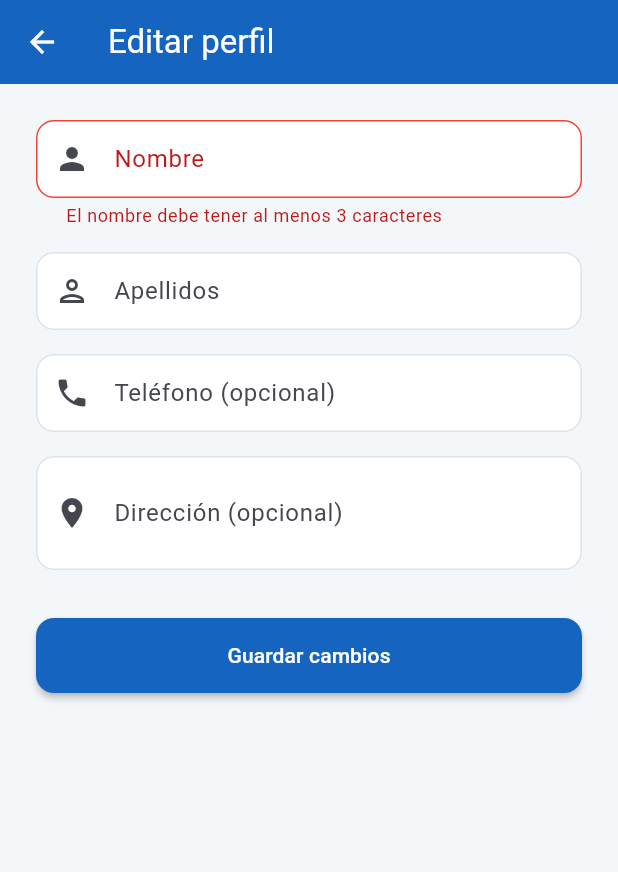
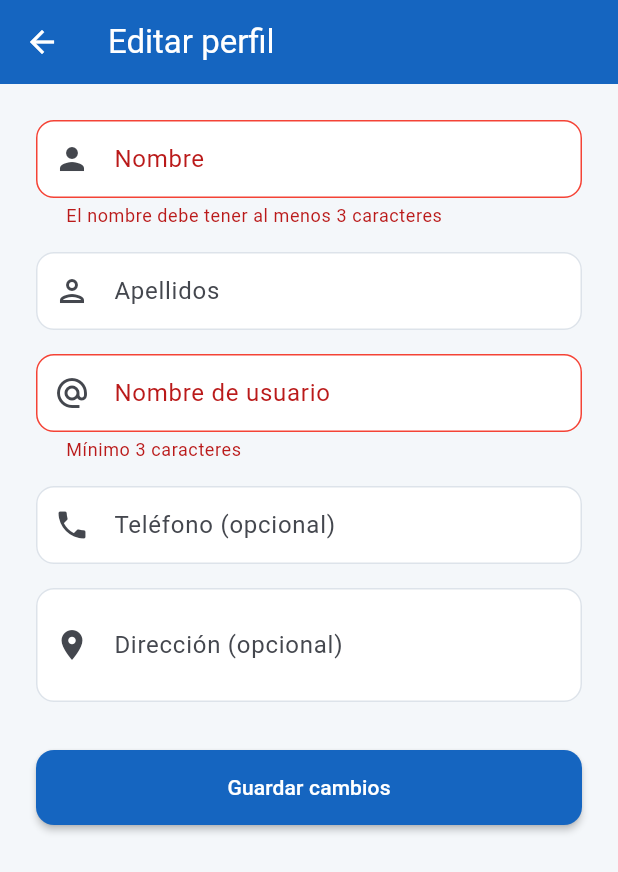
Before and after one commit to sergiogaray444/fluxshop-ecommerce-flutter, a Flutter app: the EditProfileScreen screen opened by its route, after a tap on "Guardar cambios", on a phone screen of 412 x 824 dp. Shown: the top 872 px of the screen. Run offline on Flutter 3.47's test engine with Material 3 defaults, Android fonts, the phone set to English and light mode, and no system bars; our stand-ins replace dio, shared_preferences; accounts and stored records are empty.

Commit message:
fix: 3 gaps vs requisitos del profesor
- LoginScreen: enlace Olvidaste tu contraseña con diálogo simulado
  que muestra confirmacion de envio de correo
- RegisterScreen: despues de registro redirige a Login (no a Home)
  segun especificacion del profesor
- EditProfileScreen: campo username editable con validacion minimo 3 chars
- AuthProvider.updateUser: parametro username añadido
- AuthService.updateUser: envia username al backend
- users.routes.js: actualiza username, verifica que no este en uso
  por otro usuario antes de guardar

```diff
--- a/lib/providers/auth_provider.dart
+++ b/lib/providers/auth_provider.dart
@@ -64,6 +64,7 @@ class AuthProvider extends ChangeNotifier {
   Future<bool> updateUser({
     required String name,
     required String apellidos,
+    required String username,
     required String phone,
     required String address,
   }) async {
@@ -73,6 +74,7 @@ class AuthProvider extends ChangeNotifier {
         id: _user!.id,
         name: name,
         apellidos: apellidos,
+        username: username,
         phone: phone,
         address: address,
       );
--- a/lib/screens/edit_profile_screen.dart
+++ b/lib/screens/edit_profile_screen.dart
@@ -15,6 +15,7 @@ class _EditProfileScreenState extends State<EditProfileScreen> {
   final _formKey = GlobalKey<FormState>();
   late final TextEditingController _nameController;
   late final TextEditingController _apellidosController;
+  late final TextEditingController _usernameController;
   late final TextEditingController _phoneController;
   late final TextEditingController _addressController;
   bool _isLoading = false;
@@ -25,6 +26,7 @@ class _EditProfileScreenState extends State<EditProfileScreen> {
     final user = context.read<AuthProvider>().user;
     _nameController = TextEditingController(text: user?.name ?? '');
     _apellidosController = TextEditingController(text: user?.apellidos ?? '');
+    _usernameController = TextEditingController(text: user?.username ?? '');
     _phoneController = TextEditingController(text: user?.phone ?? '');
     _addressController = TextEditingController(text: user?.address ?? '');
   }
@@ -33,6 +35,7 @@ class _EditProfileScreenState extends State<EditProfileScreen> {
   void dispose() {
     _nameController.dispose();
     _apellidosController.dispose();
+    _usernameController.dispose();
     _phoneController.dispose();
     _addressController.dispose();
     super.dispose();
@@ -45,6 +48,7 @@ class _EditProfileScreenState extends State<EditProfileScreen> {
     final success = await context.read<AuthProvider>().updateUser(
           name: _nameController.text.trim(),
           apellidos: _apellidosController.text.trim(),
+          username: _usernameController.text.trim(),
           phone: _phoneController.text.trim(),
           address: _addressController.text.trim(),
         );
@@ -100,6 +104,20 @@ class _EditProfileScreenState extends State<EditProfileScreen> {
               ),
               const SizedBox(height: 16),
               TextFormField(
+                controller: _usernameController,
+                decoration: const InputDecoration(
+                  labelText: 'Nombre de usuario',
+                  prefixIcon: Icon(Icons.alternate_email),
+                ),
+                validator: (v) {
+                  if (v == null || v.trim().length < 3) {
+                    return 'Mínimo 3 caracteres';
+                  }
+                  return null;
+                },
+              ),
+              const SizedBox(height: 16),
+              TextFormField(
                 controller: _phoneController,
                 decoration: const InputDecoration(
                   labelText: 'Teléfono (opcional)',
--- a/lib/services/auth_service.dart
+++ b/lib/services/auth_service.dart
@@ -92,13 +92,14 @@ class AuthService {
     required int id,
     required String name,
     required String apellidos,
+    required String username,
     required String phone,
     required String address,
   }) async {
     try {
       final response = await _dio.put(
         '${ApiConstants.users}/$id',
-        data: {'name': name, 'apellidos': apellidos, 'phone': phone, 'address': address},
+        data: {'name': name, 'apellidos': apellidos, 'username': username, 'phone': phone, 'address': address},
       );
       return UserModel.fromJson(response.data['user']);
     } on DioException catch (e) {
```
Also changed, not shown: lib/screens/login_screen.dart (+58 -1 lines), lib/screens/register_screen.dart (+7 -9 lines), 1 other file.
